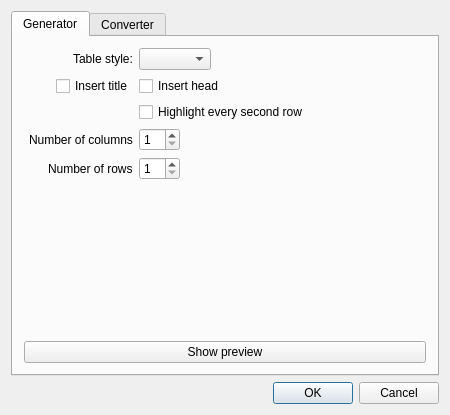
inyokaproject/inyokaedit, file plugins/uu_tabletemplate/uu_tabletemplate.ui: the form before one commit.
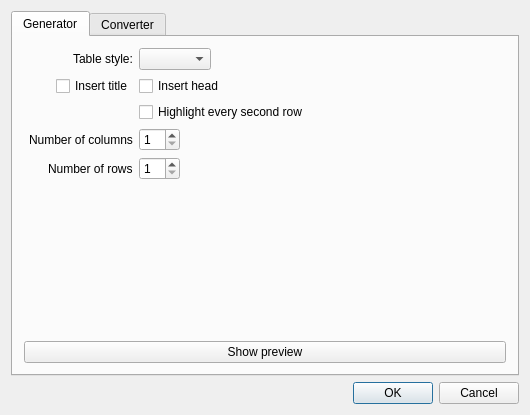
The form after the commit. Icons and pictures are not drawn.

Patch:
```diff
--- a/plugins/uu_tabletemplate/uu_tabletemplate.ui
+++ b/plugins/uu_tabletemplate/uu_tabletemplate.ui
@@ -6,7 +6,7 @@
    <rect>
     <x>0</x>
     <y>0</y>
-    <width>450</width>
+    <width>530</width>
     <height>415</height>
    </rect>
   </property>
```
Left out of the diff: 2 changed lines with no effect on the pictures.
